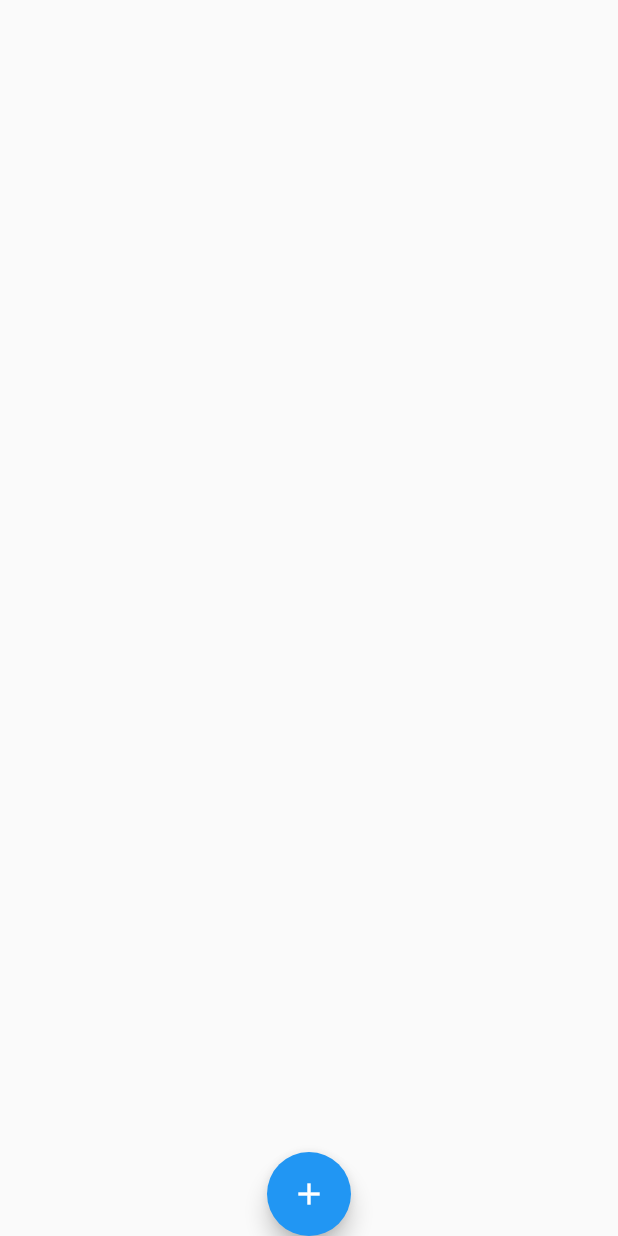
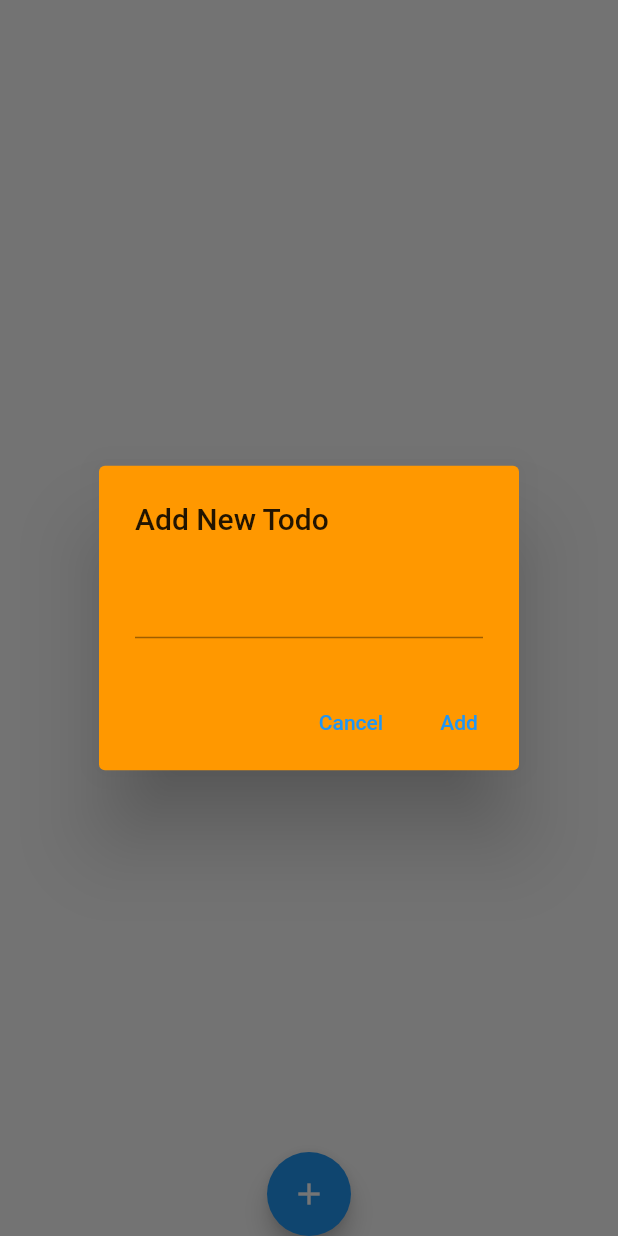
Before and after one commit to davidinmichael/todo_app, a Flutter app: the Todo screen opened directly, after a tap on the "add" icon, on a phone screen of 412 x 824 dp. Run offline on Flutter 3.47's test engine with Material 2 defaults, Android fonts, the light colour scheme and no system bars; network calls fail.

Commit message:
Users are taken to the todo page after adding new todo

```diff
--- a/frontend/lib/todo_list.dart
+++ b/frontend/lib/todo_list.dart
@@ -10,6 +10,8 @@ class Todo extends StatefulWidget {
 }
 
 class _TodoState extends State<Todo> {
+  TextEditingController titleController = TextEditingController();
+
   List<Map<String, dynamic>> todos = [];
 
   void getTodo() async {
@@ -24,6 +26,21 @@ class _TodoState extends State<Todo> {
 
     setState(() {
       todos = List.from(todoList);
+    });
+  }
+
+  void addTodo() async {
+    const url = "http://127.0.0.1:8000/todo/";
+    final uri = Uri.parse(url);
+    final headers = {"content-type": "application/json"};
+    final body = jsonEncode({
+      "title": titleController.text,
+    });
+    final response = await http.post(uri, headers: headers, body: body);
+
+    setState(() {
+      getTodo();
+      Navigator.pop(context);
     });
   }
 
@@ -89,12 +106,37 @@ class _TodoState extends State<Todo> {
       ),
       floatingActionButtonLocation: FloatingActionButtonLocation.centerDocked,
       floatingActionButton: FloatingActionButton(
-        onPressed: getTodo,
+        onPressed: () {
+          showTodo(addTodo, titleController);
+        },
         child: Icon(Icons.add),
       ),
     );
   }
-  void addTodo() {
 
+  void showTodo(todoFunc, tcontroller) {
+    showDialog(
+        context: context,
+        builder: (context) {
+          return AlertDialog(
+            backgroundColor: Colors.orange,
+            title: Text("Add New Todo"),
+            content: TextField(
+              controller: tcontroller,
+            ),
+            actions: [
+              TextButton(
+                onPressed: () {
+                  Navigator.pop(context);
+                },
+                child: Text("Cancel"),
+              ),
+              TextButton(
+                onPressed: todoFunc,
+                child: Text("Add"),
+              ),
+            ],
+          );
+        });
   }
 }
```
Also changed, not shown: 2 other files.
